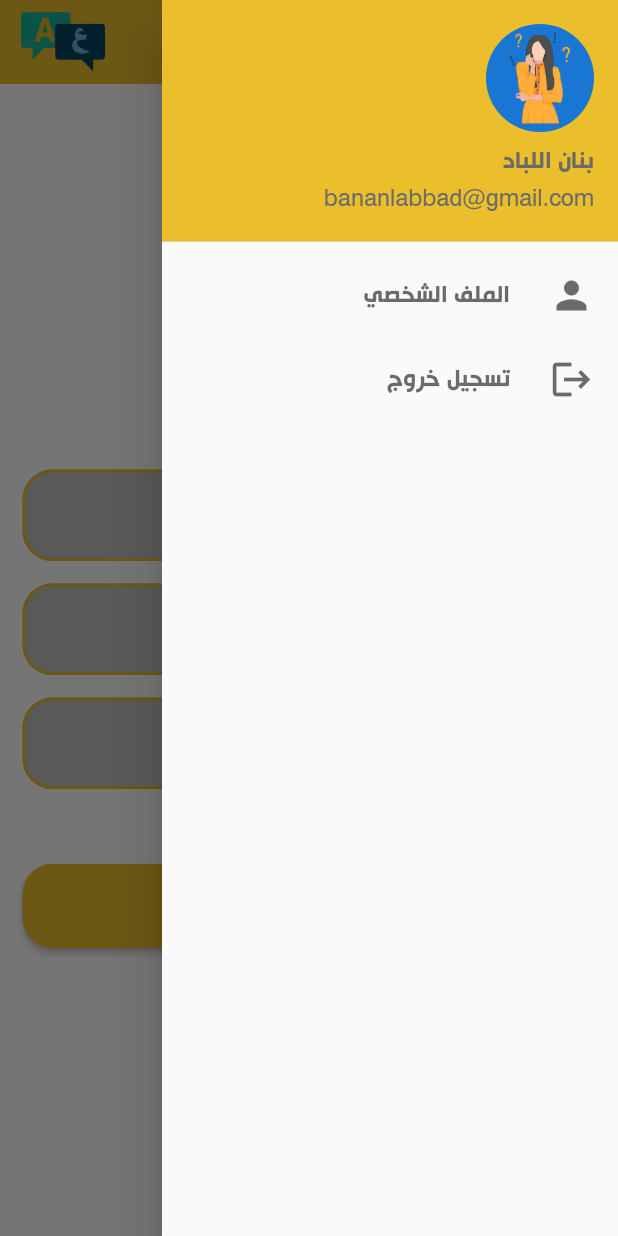
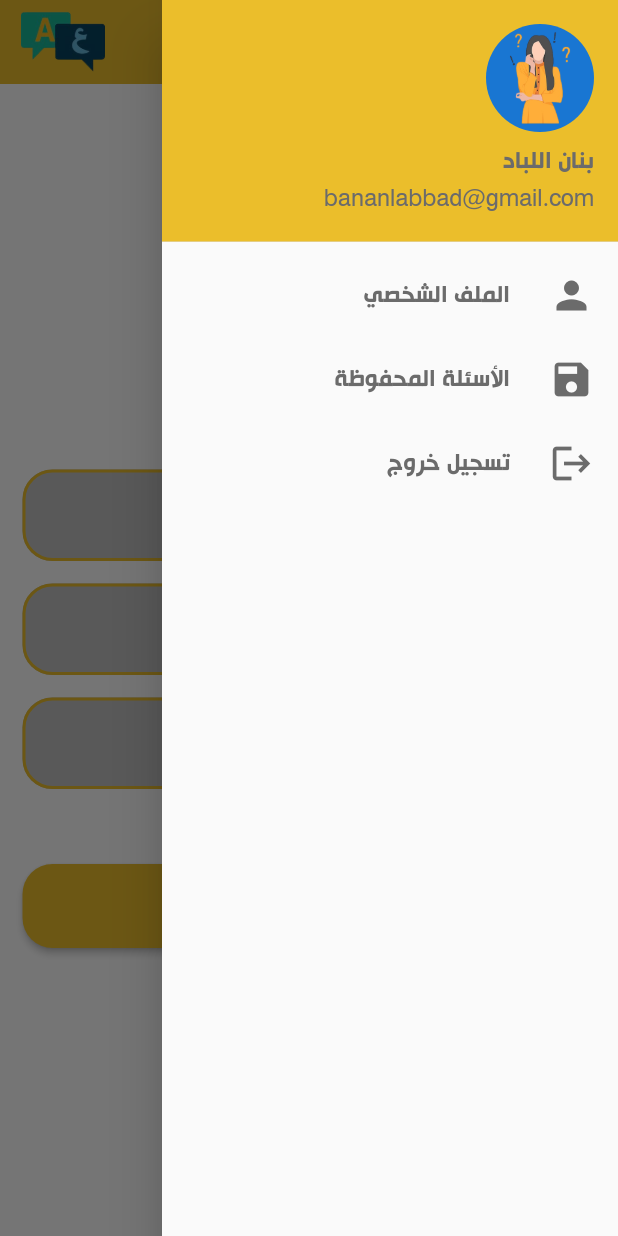
Before and after one commit to SuraAborass/mr_thinker, a Flutter app: the ProfileScreen screen opened by its route, with the side drawer open, on a phone screen of 412 x 824 dp. Run offline on Flutter 3.47's test engine with Material 2 defaults, Android fonts, the phone set to English and light mode, and no system bars; our stand-ins replace get.

Commit message:
last touches

```diff
--- a/lib/Constants/colors.dart
+++ b/lib/Constants/colors.dart
@@ -6,6 +6,9 @@ class UIColors{
   static const blue = Color(0xff0244a1);
   static const white = Color(0xffffffff);
   static const yellow = Color(0xffEBBE2B);
+  static const beige = Color(0xffEEE0C9);
+  static const lightBeige = Color(0xffF1F0E8);
+  static const right = Color(0xffC8E4B2);
   static const lightBlack = Color(0xff6B6B6B);
   static const gray = Color(0xffC2C2C2);
 
--- a/lib/Constants/pages.dart
+++ b/lib/Constants/pages.dart
@@ -4,8 +4,11 @@ import 'package:mr_thinker/Constants/routes.dart';
 import '../PresentationalLayer/Screens/Auth/login_screen.dart';
 import '../PresentationalLayer/Screens/Auth/register_screen.dart';
 import '../PresentationalLayer/Screens/Private/profile_screen.dart';
+import '../PresentationalLayer/Screens/Public/choice_questions_screen.dart';
 import '../PresentationalLayer/Screens/Public/home_screen.dart';
+import '../PresentationalLayer/Screens/Public/saved_questions_screen.dart';
 import '../PresentationalLayer/Screens/Public/splash_screen.dart';
+import '../PresentationalLayer/Screens/Public/traditional_questions_screen.dart';
 
 List<GetPage<dynamic>> getPages = [
   GetPage(
@@ -28,5 +31,17 @@ List<GetPage<dynamic>> getPages = [
       name: AppRoutes.profileScreen,
       page: () => const ProfileScreen(),
       transition: Transition.upToDown),
+  GetPage(
+      name: AppRoutes.tradQues,
+      page: () => const TraditionalQuestions(),
+      transition: Transition.leftToRightWithFade),
+  GetPage(
+      name: AppRoutes.choiceQues,
+      page: () => const ChoiceQuestions(),
+      transition: Transition.leftToRightWithFade),
+  GetPage(
+      name: AppRoutes.savedQues,
+      page: () => const SavedQuestions(),
+      transition: Transition.leftToRightWithFade),
 
 ];
--- a/lib/Constants/routes.dart
+++ b/lib/Constants/routes.dart
@@ -4,4 +4,7 @@ class AppRoutes{
   static const loginScreen = "/login";
   static const homeScreen = "/home";
   static const profileScreen = "/home/profileScreen";
+  static const tradQues = "/home/tradQues";
+  static const choiceQues = "/home/choiceQues";
+  static const savedQues = "/home/savedQues";
 }
--- a/lib/PresentationalLayer/Screens/Private/profile_screen.dart
+++ b/lib/PresentationalLayer/Screens/Private/profile_screen.dart
@@ -94,7 +94,7 @@ class ProfileScreen extends StatelessWidget {
                       filled: true,
                       fillColor: UIColors.gray,
                       border: const OutlineInputBorder(),
-                      hintText: "نغيير كلمة المرور",
+                      hintText: "تغيير كلمة المرور",
                       hintStyle: UITextStyle.titleBold,
                       enabledBorder: OutlineInputBorder(
                         borderSide: const BorderSide(width: 2, color: UIColors.yellow),
--- a/lib/PresentationalLayer/Widgets/drawer.dart
+++ b/lib/PresentationalLayer/Widgets/drawer.dart
@@ -39,6 +39,20 @@ class AppDrawer extends StatelessWidget {
                 style:  UITextStyle.titleBold,
               ),
             ),
+            ListTile(
+              onTap: ()  {
+                Get.toNamed(AppRoutes.savedQues);
+              },
+              leading: const Icon(
+                Icons.save,
+                color: UIColors.lightBlack,
+                size: 30,
+              ),
+              title: const Text(
+                "الأسئلة المحفوظة",
+                style:  UITextStyle.titleBold,
+              ),
+            ),
               ListTile(
                 onTap: ()  {},
                 leading: const Icon(
```
Also changed, not shown: lib/PresentationalLayer/Screens/Public/choice_questions_screen.dart (added, +40 -0 lines), lib/PresentationalLayer/Screens/Public/saved_questions_screen.dart (added, +50 -0 lines), lib/PresentationalLayer/Screens/Public/traditional_questions_screen.dart (added, +60 -0 lines), lib/PresentationalLayer/Widgets/choice_questions_item.dart (added, +92 -0 lines), lib/PresentationalLayer/Widgets/drop_down.dart (+11 -2 lines), lib/PresentationalLayer/Widgets/question_answer_item.dart (added, +38 -0 lines), lib/PresentationalLayer/Widgets/saved_question_item.dart (added, +46 -0 lines).
